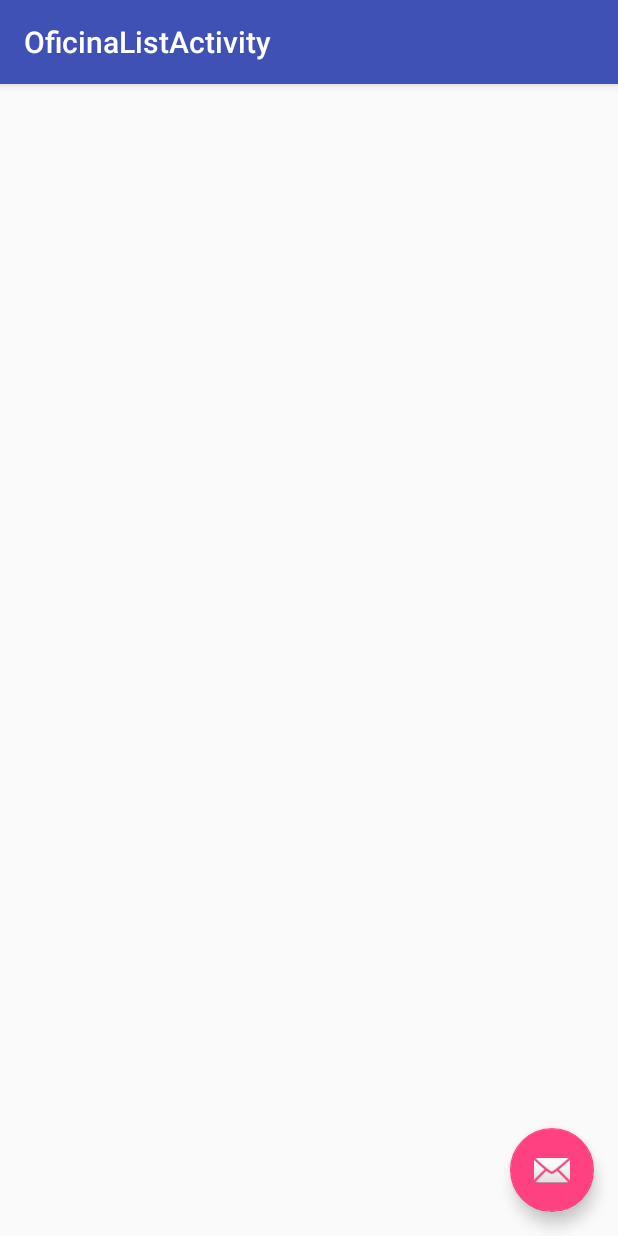
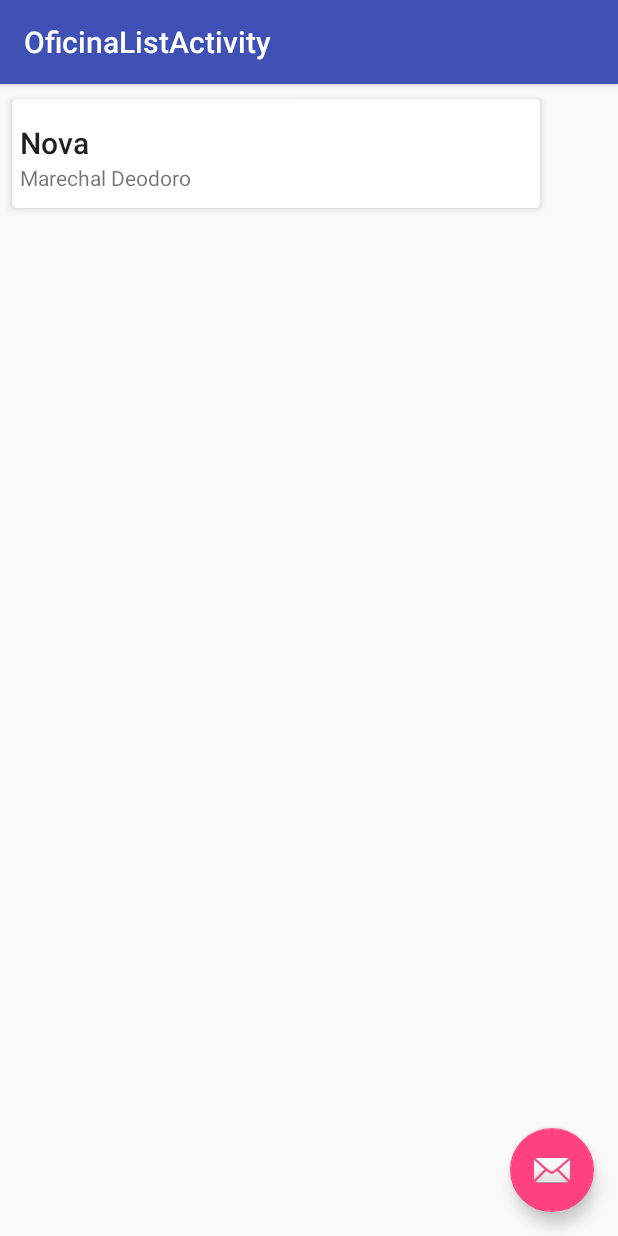
Before and after one commit to mbissonho/Trabalho03-2018-1, an Android app: the OficinaListActivity screen opened directly, with no data from a screen before it, on a phone screen of 412 x 824 dp. Run offline under Robolectric (Android 15) with nearby library versions, the phone set to English and light mode, and no system bars.

Commit message:
OficinaAdapter construído e funcionando com a implementação do RecyclerView.

```diff
--- /dev/null
+++ b/app/src/main/java/br/edu/iff/pooa20181/trabalho03_2018_1/OficinaAdapter.java
@@ -0,0 +1,79 @@
+package br.edu.iff.pooa20181.trabalho03_2018_1;
+
+import android.content.Context;
+import android.support.annotation.NonNull;
+import android.support.v7.widget.RecyclerView;
+import android.view.LayoutInflater;
+import android.view.View;
+import android.view.ViewGroup;
+import android.widget.TextView;
+
+import java.util.List;
+
+import br.edu.iff.pooa20181.trabalho03_2018_1.model.Mecanico;
+import br.edu.iff.pooa20181.trabalho03_2018_1.model.Oficina;
+
+public class OficinaAdapter extends RecyclerView.Adapter {
+
+    private List<Oficina> oficinas;
+    private Context ctx;
+    private static ClickRecyclerViewListener clickRecyclerViewListener;
+
+
+    public OficinaAdapter(List<Oficina> oficinas, Context ctx, ClickRecyclerViewListener clickRecyclerViewListener){
+        this.oficinas = oficinas;
+        this.ctx = ctx;
+        this.clickRecyclerViewListener = clickRecyclerViewListener;
+    }
+
+
+    @NonNull
+    @Override
+    public RecyclerView.ViewHolder onCreateViewHolder(@NonNull ViewGroup parent, int viewType) {
+
+        View view = LayoutInflater.from(this.ctx).inflate(R.layout.item_oficina, parent, false);
+        OficinaHolder oficinaHolder = new OficinaHolder(view);
+
+        return oficinaHolder;
+    }
+
+    @Override
+    public void onBindViewHolder(@NonNull RecyclerView.ViewHolder holder, int position) {
+
+        OficinaHolder oficinaHolder = (OficinaHolder) holder;
+
+        Oficina oficina = this.oficinas.get(position);
+
+        oficinaHolder.nome.setText(oficina.getNome());
+        oficinaHolder.rua.setText(oficina.getRua());
+    }
+
+
+
+    @Override
+    public int getItemCount() {
+        return this.oficinas.size();
+    }
+
+    public class OficinaHolder extends RecyclerView.ViewHolder {
+
+        private TextView nome, rua;
+
+
+        public OficinaHolder(View view){
+            super(view);
+
+            this.nome = view.findViewById(R.id.lNomeOficina);
+            this.rua = view.findViewById(R.id.lRuaOficina);
+
+            view.setOnClickListener(new View.OnClickListener() {
+                @Override
+                public void onClick(View view) {
+                    clickRecyclerViewListener.onClick(oficinas.get(getLayoutPosition()));
+                }
+            });
+        }
+
+    }
+
+}
--- a/app/src/main/java/br/edu/iff/pooa20181/trabalho03_2018_1/OficinaListActivity.java
+++ b/app/src/main/java/br/edu/iff/pooa20181/trabalho03_2018_1/OficinaListActivity.java
@@ -6,10 +6,17 @@ import android.app.Activity;
 import android.support.design.widget.FloatingActionButton;
 import android.support.design.widget.Snackbar;
 import android.support.v7.app.AppCompatActivity;
+import android.support.v7.widget.LinearLayoutManager;
+import android.support.v7.widget.RecyclerView;
 import android.support.v7.widget.Toolbar;
 import android.view.View;
 
-public class OficinaListActivity extends AppCompatActivity {
+import java.util.ArrayList;
+import java.util.List;
+
+import br.edu.iff.pooa20181.trabalho03_2018_1.model.Oficina;
+
+public class OficinaListActivity extends AppCompatActivity implements ClickRecyclerViewListener {
 
     @Override
     protected void onCreate(Bundle savedInstanceState) {
@@ -28,4 +35,29 @@ public class OficinaListActivity extends AppCompatActivity {
         });
     }
 
+    protected void onResume(){
+        super.onResume();
+        RecyclerView recyclerView = findViewById(R.id.rvOficinas);
+        recyclerView.setAdapter(new OficinaAdapter(this.getOficinas(),this,this));
+        recyclerView.setLayoutManager(new LinearLayoutManager(this));
+    }
+
+
+    public List<Oficina> getOficinas(){
+
+        ArrayList<Oficina> list = new ArrayList<>();
+
+        Oficina oficina = new Oficina();
+        oficina.setNome("Nova");
+        oficina.setRua("Marechal Deodoro");
+
+        list.add(oficina);
+
+        return list;
+    }
+
+    @Override
+    public void onClick(Object object) {
+
+    }
 }
--- a/app/src/main/res/layout/content_oficina_list.xml
+++ b/app/src/main/res/layout/content_oficina_list.xml
@@ -8,4 +8,10 @@
     tools:context=".OficinaListActivity"
     tools:showIn="@layout/activity_oficina_list">
 
+    <android.support.v7.widget.RecyclerView
+        android:id="@+id/rvOficinas"
+        android:layout_width="368dp"
+        android:layout_height="495dp"
+        tools:layout_editor_absoluteX="8dp"
+        tools:layout_editor_absoluteY="8dp" />
 </android.support.constraint.ConstraintLayout>
--- /dev/null
+++ b/app/src/main/res/layout/item_oficina.xml
@@ -0,0 +1,49 @@
+<?xml version="1.0" encoding="utf-8"?>
+
+<android.support.v7.widget.CardView xmlns:android="http://schemas.android.com/apk/res/android"
+    android:layout_width="match_parent"
+    android:layout_height="wrap_content"
+    xmlns:app="http://schemas.android.com/apk/res-auto"
+    app:cardElevation="3dp"
+    app:cardUseCompatPadding="true"
+    app:cardPreventCornerOverlap="true"
+    app:cardCornerRadius="3dp"
+    android:layout_marginRight="4dp"
+    android:layout_marginLeft="4dp"
+    android:layout_marginBottom="4dp"
+    android:layout_marginTop="4dp"
+    android:clipChildren="false">
+
+    <RelativeLayout
+
+        android:layout_width="wrap_content"
+        android:layout_height="wrap_content"
+        android:orientation="horizontal"
+        android:padding="5dp">
+
+        <LinearLayout
+            android:layout_width="match_parent"
+            android:layout_height="wrap_content"
+            android:layout_gravity="center"
+            android:orientation="vertical"
+            android:paddingBottom="5dp">
+
+            <TextView
+                android:id="@+id/lNomeOficina"
+                android:layout_width="wrap_content"
+                android:layout_height="wrap_content"
+                android:layout_marginTop="10dp"
+                android:text="Nome"
+                android:textAppearance="@style/Base.TextAppearance.AppCompat.SearchResult.Title" />
+
+            <TextView
+                android:id="@+id/lRuaOficina"
+                android:layout_width="wrap_content"
+                android:layout_height="wrap_content"
+                android:text="Rua"
+                android:textAppearance="@style/Base.TextAppearance.AppCompat.Small" />
+
+        </LinearLayout>
+    </RelativeLayout>
+
+</android.support.v7.widget.CardView>
```
